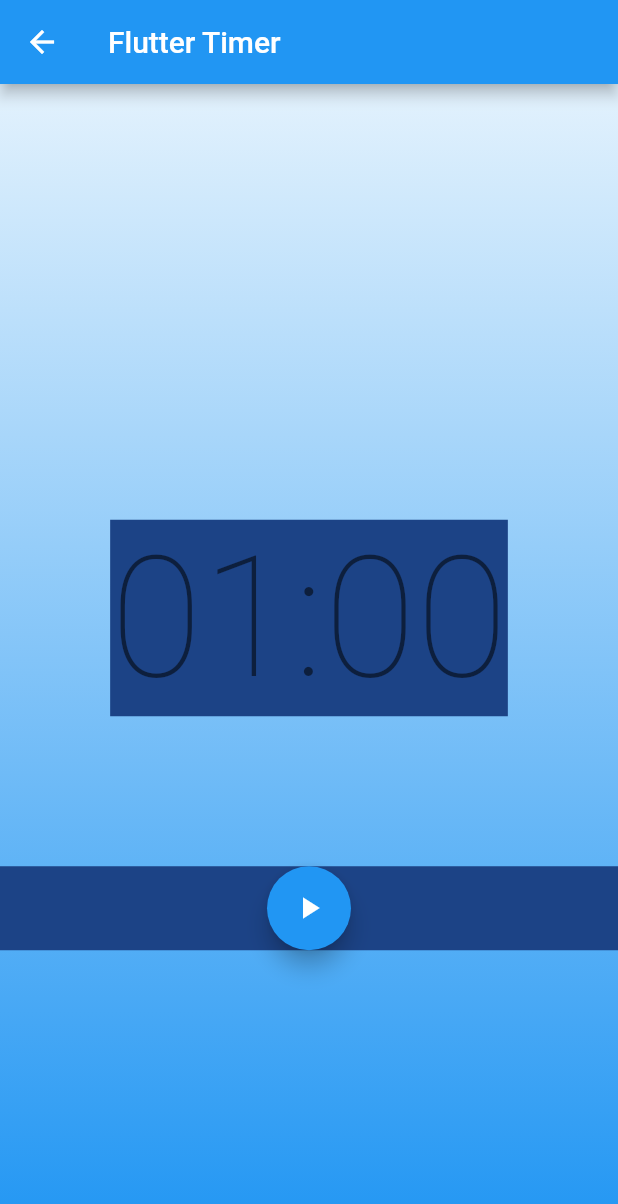
After one commit to Sohel-Mahmud/BLoCPatternFlutter, a Flutter app: the screen it shows after launch, after a tap on "Timer", on a phone screen of 412 x 824 dp. The commit adds this screen. Shown: the top 1204 px of the screen. Run offline on Flutter 3.47's test engine with Material 2 defaults, Android fonts, the phone set to English and light mode, and no system bars; our stand-ins replace dio, equatable, flutter_bloc; network calls fail.

Commit message:
timer completed

```diff
--- a/lib/basic_plus_api_call/view/home_view.dart
+++ b/lib/basic_plus_api_call/view/home_view.dart
@@ -62,10 +62,16 @@ class MyHomePage extends StatelessWidget {
                   height: 100,
                 ),
                 ElevatedButton(
+                  onPressed: () {
+                    Navigator.pushNamed(context, Routes.apitestview);
+                  },
+                  child: Text("Get user list"),
+                ),
+                ElevatedButton(
                     onPressed: () {
-                      Navigator.pushNamed(context, Routes.apitestview);
+                      Navigator.pushNamed(context, Routes.timerView);
                     },
-                    child: Text("Get user list")),
+                    child: const Text("Timer")),
               ],
             ),
           );
--- a/lib/routes/route_generator.dart
+++ b/lib/routes/route_generator.dart
@@ -10,6 +10,7 @@
  * Copyright 2021 - 2023 StaffAsia, StaffAsia
  */
 import 'package:blocpattern/routes/routes.dart';
+import 'package:blocpattern/timer/page/timer_page.dart';
 import 'package:flutter/material.dart';
 
 import '../basic_plus_api_call/view/home_view.dart';
@@ -28,6 +29,10 @@ class RouterCustom {
         return MaterialPageRoute(
             builder: (_) => const PersonListView(),
             settings: const RouteSettings(name: Routes.apitestview));
+      case Routes.timerView:
+        return MaterialPageRoute(
+            builder: (_) => const TimerPage(),
+            settings: const RouteSettings(name: Routes.timerView));
 
       default:
         return MaterialPageRoute(
--- a/lib/routes/routes.dart
+++ b/lib/routes/routes.dart
@@ -14,4 +14,5 @@ abstract class Routes {
 
   static const String home = "homeView";
   static const String apitestview = "apitestView";
+  static const String timerView = "timerView";
 }
--- a/lib/timer/bloc/timer_bloc.dart
+++ b/lib/timer/bloc/timer_bloc.dart
@@ -27,10 +27,44 @@ class TimerBloc extends Bloc<TimerEvent, TimerState> {
       : _ticker = ticker,
         super(const TimerInitial(_duration)) {
 
-    on<TimerStarted>(
-      (event, emit) {
+    on<TimerStarted>((event, emit) {
+      emit(TimerRunInProgress(event.duration));
+      _tickerSubscription?.cancel();
+      _tickerSubscription =
+          _ticker.tick(ticks: event.duration).listen((duration) {
+        add(TimerTicked(duration: duration));
+      });
+    });
 
+    on<TimerTicked>((event, emit) {
+      emit(event.duration > 0
+          ? TimerRunInProgress(event.duration)
+          : const TimerRunComplete());
+    });
+
+    on<TimerPaused>((event, emit) {
+      if (state is TimerRunInProgress) {
+        _tickerSubscription?.pause();
+        emit(TimerRunPause(state.duration));
       }
-    );
+    });
+
+    on<TimerResumed>((event, emit) {
+      if (state is TimerRunPause) {
+        _tickerSubscription?.resume();
+        emit(TimerRunInProgress(state.duration));
+      }
+    });
+
+    on<TimerReset>((event, emit) {
+      _tickerSubscription?.cancel();
+      emit(const TimerInitial(_duration));
+    });
+  }
+
+  @override
+  Future<void> close() {
+    _tickerSubscription?.cancel();
+    return super.close();
   }
 }
--- a/lib/timer/bloc/timer_event.dart
+++ b/lib/timer/bloc/timer_event.dart
@@ -31,9 +31,9 @@ class TimerReset extends TimerEvent {
   const TimerReset();
 }
 
-class _TimerTicked extends TimerEvent {
+class TimerTicked extends TimerEvent {
 
   final int duration;
-  const _TimerTicked({required this.duration});
+  const TimerTicked({required this.duration});
 
 }
--- a/lib/timer/bloc/timer_state.dart
+++ b/lib/timer/bloc/timer_state.dart
@@ -48,7 +48,7 @@ class TimerRunInProgress extends TimerState {
 }
 
 class TimerRunComplete extends TimerState {
-  const TimerRunComplete(int duration) : super(0);
+  const TimerRunComplete() : super(0);
 
   @override
   String toString() {
--- /dev/null
+++ b/lib/timer/page/timer_page.dart
@@ -0,0 +1,157 @@
+/*
+ * File: timer_view.dart
+ * Project: view
+ * File Created: Wednesday, 5th April 2023 3:03:37 pm
+ * Author: Sohel Mahmud (sohel@staffasia.org)
+ * -----
+ * Last Modified: Wednesday, 5th April 2023 3:03:37 pm
+ * Modified By: Sohel Mahmud (sohel@staffasia.org)
+ * -----
+ * Copyright 2021 - 2023 StaffAsia, StaffAsia
+ */
+import 'package:blocpattern/timer/bloc/timer_bloc.dart';
+import 'package:blocpattern/timer/bloc/timer_event.dart';
+import 'package:blocpattern/timer/bloc/timer_state.dart';
+import 'package:blocpattern/timer/ticker.dart';
+import 'package:flutter/material.dart';
+import 'package:flutter_bloc/flutter_bloc.dart';
+import 'dart:math' as math;
+
+class TimerPage extends StatelessWidget {
+  const TimerPage({Key? key}) : super(key: key);
+
+  @override
+  Widget build(BuildContext context) {
+    return BlocProvider(
+      create: (_) => TimerBloc(ticker: const Ticker()),
+      child: const TimerView(),
+    );
+  }
+}
+
+class TimerView extends StatelessWidget {
+  const TimerView({super.key});
+
+  @override
+  Widget build(BuildContext context) {
+    return Scaffold(
+      appBar: AppBar(
+        title: const Text('Flutter Timer'),
+      ),
+      body: Stack(
+        children: [
+          const Background(),
+          Column(
+            mainAxisAlignment: MainAxisAlignment.center,
+            crossAxisAlignment: CrossAxisAlignment.center,
+            children: const <Widget>[
+              Padding(
+                padding: EdgeInsets.symmetric(vertical: 100.0),
+                child: Center(child: TimerText()),
+              ),
+              Actions(),
+            ],
+          ),
+        ],
+      ),
+    );
+  }
+}
+
+class TimerText extends StatelessWidget {
+  const TimerText({Key? key}) : super(key: key);
+  @override
+  Widget build(BuildContext context) {
+    final duration = context.select((TimerBloc bloc) => bloc.state.duration);
+    final minutesStr =
+        ((duration / 60) % 60).floor().toString().padLeft(2, '0');
+    final secondsStr = (duration % 60).floor().toString().padLeft(2, '0');
+    return Container(
+      color: Color((math.Random().nextDouble() * 0xFFFFFF).toInt())
+          .withOpacity(1.0),
+      child: Text(
+        '$minutesStr:$secondsStr',
+        style: Theme.of(context).textTheme.headline1,
+      ),
+    );
+  }
+}
+
+class Actions extends StatelessWidget {
+  const Actions({super.key});
+
+  @override
+  Widget build(BuildContext context) {
+    return BlocBuilder<TimerBloc, TimerState>(
+        buildWhen: (previous, state) =>
+            previous.runtimeType != state.runtimeType,
+        builder: (context, state) {
+          return Container(
+            color: Color((math.Random().nextDouble() * 0xFFFFFF).toInt())
+                .withOpacity(1.0),
+            child: Row(
+              mainAxisAlignment: MainAxisAlignment.spaceEvenly,
+              children: [
+                if (state is TimerInitial) ...[
+                  FloatingActionButton(
+                      child: const Icon(Icons.play_arrow),
+                      onPressed: () => context
+                          .read<TimerBloc>()
+                          .add(TimerStarted(duration: state.duration))),
+                ]
+                else if (state is TimerRunInProgress) ...[
+                  FloatingActionButton(
+                    child: const Icon(Icons.pause),
+                    onPressed: () =>
+                        context.read<TimerBloc>().add(const TimerPaused()),
+                  ),
+                  FloatingActionButton(
+                    child: const Icon(Icons.replay),
+                    onPressed: () =>
+                        context.read<TimerBloc>().add(const TimerReset()),
+                  ),
+                ]
+                else if (state is TimerRunPause) ...[
+                  FloatingActionButton(
+                    child: const Icon(Icons.play_arrow),
+                    onPressed: () =>
+                        context.read<TimerBloc>().add(const TimerResumed()),
+                  ),
+                  FloatingActionButton(
+                    child: const Icon(Icons.replay),
+                    onPressed: () =>
+                        context.read<TimerBloc>().add(const TimerReset()),
+                  ),
+                ]
+                else if (state is TimerRunComplete) ...[
+                  FloatingActionButton(
+                    child: const Icon(Icons.replay),
+                    onPressed: () =>
+                        context.read<TimerBloc>().add(TimerReset()),
+                  ),
+                ]
+              ],
+            ),
+          );
+        });
+  }
+}
+
+class Background extends StatelessWidget {
+  const Background({Key? key}) : super(key: key);
+  @override
+  Widget build(BuildContext context) {
+    return Container(
+      decoration: BoxDecoration(
+        gradient: LinearGradient(
+          begin: Alignment.topCenter,
+          end: Alignment.bottomCenter,
+          colors: [
+            Colors.blue.shade50,
+            Colors.blue.shade500,
+          ],
+        ),
+      ),
+    );
+  }
+}
```
Also changed, not shown: lib/timer/view/timer_view.dart (deleted, +0 -11 lines).
